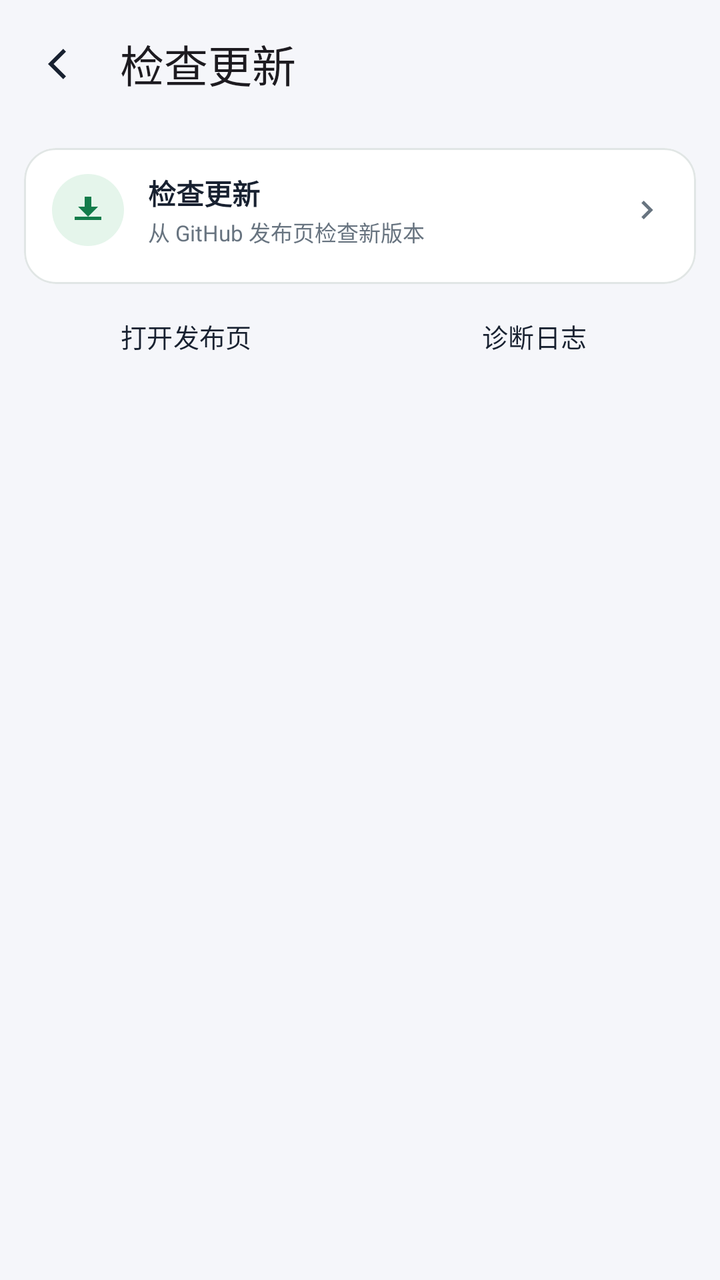
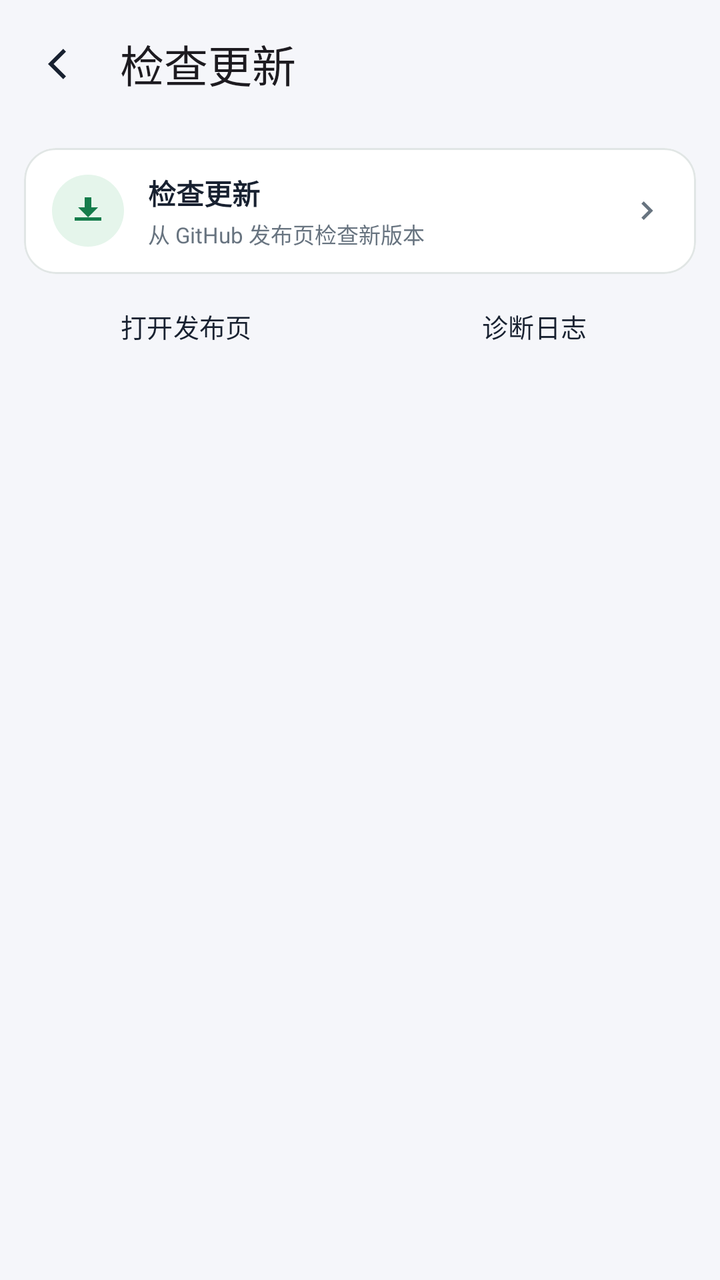

Before-and-after screenshots of an Android layout around one commit, followed by the original layout XML and the change that was made.
<!-- AndroidManifest.xml: activity theme Theme.RouteWorkshop.Home -->
<!-- res/layout/activity_updates.xml -->
<?xml version="1.0" encoding="utf-8"?>
<LinearLayout
    xmlns:android="http://schemas.android.com/apk/res/android"
    xmlns:app="http://schemas.android.com/apk/res-auto"
    android:layout_width="match_parent"
    android:layout_height="match_parent"
    android:orientation="vertical"
    android:background="@color/campus_setup_bg">
    <com.google.android.material.appbar.MaterialToolbar
        android:id="@+id/toolbar"
        android:layout_width="match_parent"
        android:layout_height="?attr/actionBarSize"
        app:title="@string/home_update_title"
        app:navigationIcon="@drawable/ic_campus_back" />
    <com.google.android.material.card.MaterialCardView
        android:id="@+id/cardUpdate"
        android:layout_width="match_parent"
        android:layout_height="wrap_content"
        android:layout_marginStart="12dp"
        android:layout_marginTop="10dp"
        android:layout_marginEnd="12dp"
        android:clickable="true"
        android:focusable="true"
        android:foreground="?attr/selectableItemBackground"
        android:minHeight="68dp"
        app:cardBackgroundColor="@color/fm_surface"
        app:cardCornerRadius="16dp"
        app:cardElevation="0dp"
        app:strokeColor="@color/campus_card_stroke"
        app:strokeWidth="1dp">
        <LinearLayout
            android:layout_width="match_parent"
            android:layout_height="wrap_content"
            android:gravity="center_vertical"
            android:orientation="horizontal"
            android:paddingHorizontal="14dp"
            android:paddingVertical="12dp">
            <ImageView
                android:layout_width="36dp"
                android:layout_height="36dp"
                android:background="@drawable/bg_campus_entry_icon"
                android:contentDescription="@string/home_update_title"
                android:padding="8dp"
                android:src="@drawable/ic_campus_update" />
            <LinearLayout
                android:layout_width="0dp"
                android:layout_height="wrap_content"
                android:layout_marginStart="12dp"
                android:layout_weight="1"
                android:orientation="vertical">
                <TextView
                    android:layout_width="wrap_content"
                    android:layout_height="wrap_content"
                    android:text="@string/home_update_title"
                    android:textColor="@color/campus_ink"
                    android:textSize="14sp"
                    android:textStyle="bold" />
                <TextView
                    android:id="@+id/textUpdateSubtitle"
                    android:layout_width="wrap_content"
                    android:layout_height="wrap_content"
                    android:layout_marginTop="1dp"
                    android:text="@string/home_update_idle"
                    android:textColor="@color/campus_muted"
                    android:textSize="11sp" />
            </LinearLayout>
            <ImageView
                android:layout_width="20dp"
                android:layout_height="20dp"
                android:contentDescription="@null"
                android:src="@drawable/ic_campus_chevron_right" />
        </LinearLayout>
    </com.google.android.material.card.MaterialCardView>
    <LinearLayout
        android:layout_width="match_parent"
        android:layout_height="wrap_content"
        android:layout_marginTop="2dp"
        android:orientation="horizontal"
        android:paddingHorizontal="6dp">
        <com.google.android.material.button.MaterialButton
            android:id="@+id/buttonReleasePage"
            style="@style/Widget.Material3.Button.TextButton"
            android:layout_width="0dp"
            android:layout_height="wrap_content"
            android:layout_weight="1"
            android:text="@string/home_update_release_page"
            android:textColor="@color/campus_ink"
            android:textSize="13sp" />
        <com.google.android.material.button.MaterialButton
            android:id="@+id/buttonDiagnostics"
            style="@style/Widget.Material3.Button.TextButton"
            android:layout_width="0dp"
            android:layout_height="wrap_content"
            android:layout_weight="1"
            android:text="@string/home_update_diagnostics"
            android:textColor="@color/campus_ink"
            android:textSize="13sp" />
    </LinearLayout>
</LinearLayout>
<!-- resources referenced by this layout -->
<resources>
  <color name="campus_card_stroke">@color/fm_border</color>
  <color name="campus_ink">@color/fm_text</color>
  <color name="campus_muted">@color/fm_muted</color>
  <color name="campus_setup_bg">@color/fm_background</color>
  <color name="fm_surface">#FFFFFF</color>
  <!-- drawable bg_campus_entry_icon (drawable) -->
  <?xml version="1.0" encoding="utf-8"?>
  <shape xmlns:android="http://schemas.android.com/apk/res/android"
      android:shape="oval">
      <solid android:color="@color/campus_mint_pale" />
  </shape>
  <!-- drawable ic_campus_back (drawable) -->
  <vector xmlns:android="http://schemas.android.com/apk/res/android"
      android:width="24dp"
      android:height="24dp"
      android:viewportWidth="24"
      android:viewportHeight="24">
      <path
          android:fillColor="@color/campus_ink"
          android:pathData="M15.6,4.4L17,5.8 10.8,12 17,18.2l-1.4,1.4L8,12z" />
  </vector>
  <!-- drawable ic_campus_chevron_right (drawable) -->
  <vector xmlns:android="http://schemas.android.com/apk/res/android"
      android:width="20dp"
      android:height="20dp"
      android:viewportWidth="24"
      android:viewportHeight="24">
      <path
          android:fillColor="@color/campus_muted"
          android:pathData="M9.4,6.4L8,7.8l4.2,4.2L8,16.2l1.4,1.4L15,12z" />
  </vector>
  <!-- drawable ic_campus_update (drawable) -->
  <vector xmlns:android="http://schemas.android.com/apk/res/android"
      android:width="24dp"
      android:height="24dp"
      android:viewportWidth="24"
      android:viewportHeight="24">
      <path
          android:fillColor="@color/campus_mint_dark"
          android:pathData="M12,16l-6,-6h4V4h4v6h4l-6,6zM4,18v-2h16v2H4z" />
  </vector>
  <string name="home_update_diagnostics">诊断日志</string>
  <string name="home_update_idle">从 GitHub 发布页检查新版本</string>
  <string name="home_update_release_page">打开发布页</string>
  <string name="home_update_title">检查更新</string>
  <style name="Theme.RouteWorkshop.Home" parent="Theme.RouteWorkshop" />
  <color name="fm_border">#E1E6E5</color>
  <color name="fm_text">#182130</color>
  <color name="fm_muted">#687480</color>
  <color name="fm_background">#F5F6FA</color>
  <color name="campus_mint_pale">@color/fm_surface_alt</color>
  <color name="campus_mint_dark">@color/fm_link</color>
  <color name="fm_surface_alt">#E5F5EB</color>
  <color name="fm_link">#147C4B</color>
  <color name="fm_brand">#147C4B</color>
  <color name="fm_on_brand">#FFFFFF</color>
  <color name="fm_text_secondary">#66717F</color>
  <style name="Widget.Legion.FinmoriButton" parent="Widget.Material3.Button"><item name="cornerRadius">16dp</item><item name="android:minHeight">48dp</item></style>
  <!-- unchanged entries left out for length: 2 -->
</resources>

<!-- the commit's change to res/layout/activity_updates.xml (unified diff, before → after) -->
@@ -16,53 +16,52 @@
         android:id="@+id/cardUpdate"
         android:layout_width="match_parent"
         android:layout_height="wrap_content"
-        android:layout_marginStart="12dp"
-        android:layout_marginTop="10dp"
-        android:layout_marginEnd="12dp"
+        android:layout_marginStart="@dimen/space_xl"
+        android:layout_marginTop="@dimen/space_lg"
+        android:layout_marginEnd="@dimen/space_xl"
         android:clickable="true"
         android:focusable="true"
         android:foreground="?attr/selectableItemBackground"
-        android:minHeight="68dp"
+        android:minHeight="@dimen/touch_min"
         app:cardBackgroundColor="@color/fm_surface"
-        app:cardCornerRadius="16dp"
+        app:cardCornerRadius="@dimen/radius_card"
         app:cardElevation="0dp"
         app:strokeColor="@color/campus_card_stroke"
-        app:strokeWidth="1dp">
+        app:strokeWidth="@dimen/stroke_edge">
         <LinearLayout
             android:layout_width="match_parent"
             android:layout_height="wrap_content"
             android:gravity="center_vertical"
             android:orientation="horizontal"
-            android:paddingHorizontal="14dp"
-            android:paddingVertical="12dp">
+            android:paddingHorizontal="@dimen/space_2xl"
+            android:paddingVertical="@dimen/space_xl">
             <ImageView
                 android:layout_width="36dp"
                 android:layout_height="36dp"
                 android:background="@drawable/bg_campus_entry_icon"
                 android:contentDescription="@string/home_update_title"
-                android:padding="8dp"
+                android:padding="@dimen/space_md"
                 android:src="@drawable/ic_campus_update" />
             <LinearLayout
                 android:layout_width="0dp"
                 android:layout_height="wrap_content"
-                android:layout_marginStart="12dp"
+                android:layout_marginStart="@dimen/space_xl"
                 android:layout_weight="1"
                 android:orientation="vertical">
                 <TextView
+                style="@style/Text.Unloop.Body"
                     android:layout_width="wrap_content"
                     android:layout_height="wrap_content"
                     android:text="@string/home_update_title"
-                    android:textColor="@color/campus_ink"
-                    android:textSize="14sp"
                     android:textStyle="bold" />
                 <TextView
+                style="@style/Text.Unloop.Caption"
                     android:id="@+id/textUpdateSubtitle"
                     android:layout_width="wrap_content"
                     android:layout_height="wrap_content"
-                    android:layout_marginTop="1dp"
+                    android:layout_marginTop="@dimen/space_hair"
                     android:text="@string/home_update_idle"
-                    android:textColor="@color/campus_muted"
-                    android:textSize="11sp" />
+                    />
             </LinearLayout>
             <ImageView
                 android:layout_width="20dp"
@@ -74,26 +73,26 @@
     <LinearLayout
         android:layout_width="match_parent"
         android:layout_height="wrap_content"
-        android:layout_marginTop="2dp"
+        android:layout_marginTop="@dimen/space_hair"
         android:orientation="horizontal"
-        android:paddingHorizontal="6dp">
+        android:paddingHorizontal="@dimen/space_sm">
         <com.google.android.material.button.MaterialButton
             android:id="@+id/buttonReleasePage"
-            style="@style/Widget.Material3.Button.TextButton"
+            style="@style/Widget.Unloop.TextButton"
             android:layout_width="0dp"
             android:layout_height="wrap_content"
             android:layout_weight="1"
             android:text="@string/home_update_release_page"
             android:textColor="@color/campus_ink"
-            android:textSize="13sp" />
+            android:textSize="@dimen/text_meta" />
         <com.google.android.material.button.MaterialButton
             android:id="@+id/buttonDiagnostics"
-            style="@style/Widget.Material3.Button.TextButton"
+            style="@style/Widget.Unloop.TextButton"
             android:layout_width="0dp"
             android:layout_height="wrap_content"
             android:layout_weight="1"
             android:text="@string/home_update_diagnostics"
             android:textColor="@color/campus_ink"
-            android:textSize="13sp" />
+            android:textSize="@dimen/text_meta" />
     </LinearLayout>
 </LinearLayout>
<!-- resource entries referenced after the edit -->
@@ -5,6 +5,16 @@
   <color name="campus_muted">@color/fm_muted</color>
   <color name="campus_setup_bg">@color/fm_background</color>
   <color name="fm_surface">#FFFFFF</color>
+  <dimen name="radius_card">16dp</dimen>
+  <dimen name="space_2xl">14dp</dimen>
+  <dimen name="space_hair">2dp</dimen>
+  <dimen name="space_lg">10dp</dimen>
+  <dimen name="space_md">8dp</dimen>
+  <dimen name="space_sm">6dp</dimen>
+  <dimen name="space_xl">12dp</dimen>
+  <dimen name="stroke_edge">1dp</dimen>
+  <dimen name="text_meta">13sp</dimen>
+  <dimen name="touch_min">48dp</dimen>
   <!-- drawable bg_campus_entry_icon (drawable) -->
   <?xml version="1.0" encoding="utf-8"?>
   <shape xmlns:android="http://schemas.android.com/apk/res/android"
@@ -45,6 +55,17 @@
   <string name="home_update_idle">从 GitHub 发布页检查新版本</string>
   <string name="home_update_release_page">打开发布页</string>
   <string name="home_update_title">检查更新</string>
+  <style name="Text.Unloop.Body" parent="">
+          <item name="android:textColor">@color/campus_ink</item>
+          <item name="android:textSize">@dimen/text_body</item>
+      </style>
+  <style name="Text.Unloop.Caption" parent="">
+          <item name="android:textColor">@color/campus_muted</item>
+          <item name="android:textSize">@dimen/text_caption</item>
+      </style>
+  <style name="Widget.Unloop.TextButton" parent="Widget.Material3.Button.TextButton">
+          <item name="android:minHeight">@dimen/touch_min</item>
+      </style>
   <style name="Theme.RouteWorkshop.Home" parent="Theme.RouteWorkshop" />
   <color name="fm_border">#E1E6E5</color>
   <color name="fm_text">#182130</color>
@@ -52,6 +73,8 @@
   <color name="fm_background">#F5F6FA</color>
   <color name="campus_mint_pale">@color/fm_surface_alt</color>
   <color name="campus_mint_dark">@color/fm_link</color>
+  <dimen name="text_body">14sp</dimen>
+  <dimen name="text_caption">11sp</dimen>
   <color name="fm_surface_alt">#E5F5EB</color>
   <color name="fm_link">#147C4B</color>
   <color name="fm_brand">#147C4B</color>
